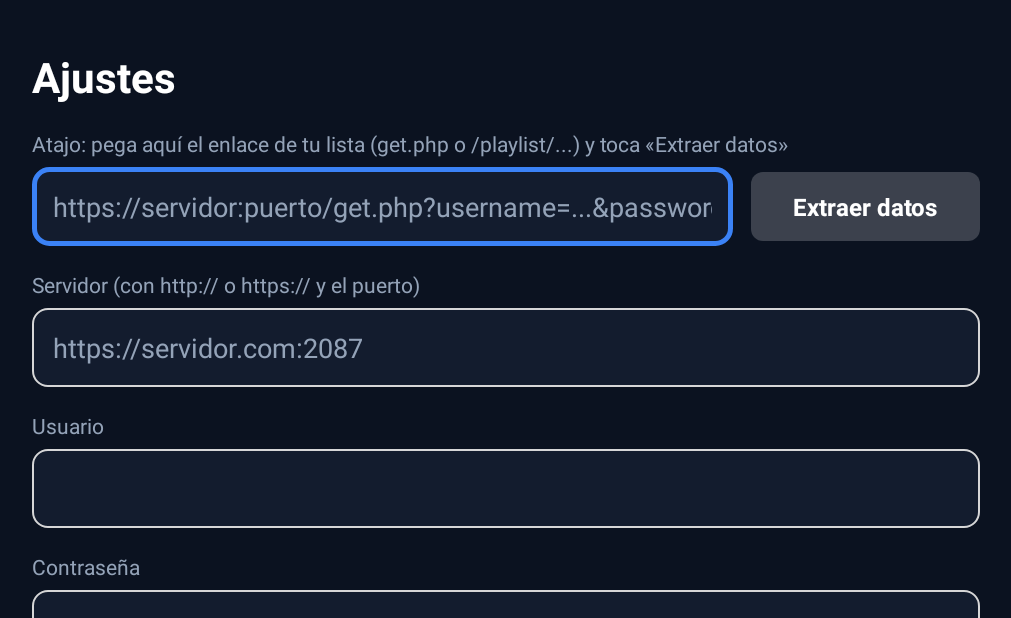
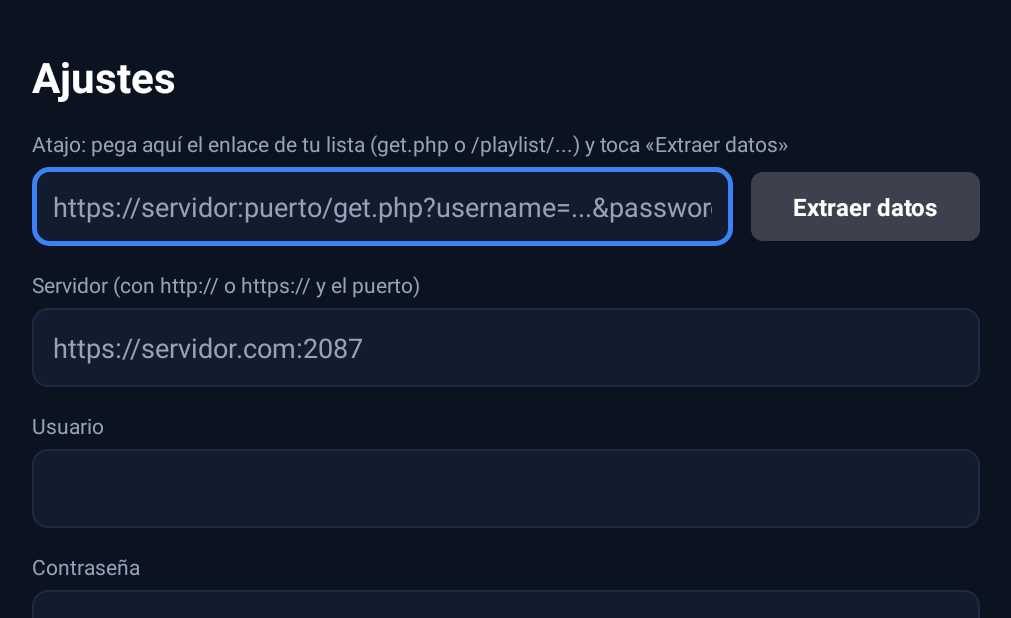
Before and after one commit to juliomunozmartinez-oss/mi-tv, an Android app: the screen it shows after launch (SettingsActivity), on a phone screen of 824 x 412 dp (held sideways). Shown: the whole screen, without its empty margins (112-1123 px from the left). Run offline under Robolectric (Android 15) with nearby library versions, the phone set to English and light mode, and no system bars.

Commit message:
Agregar color faltante para los campos de texto
Co-Authored-By: Claude Opus 5.5 <noreply@anthropic.com>
Claude-Session: https://claude.ai/code/session_01Acw9fiWSS1TPcxewqYMk2j

```diff
--- a/app/src/main/res/values/colors.xml
+++ b/app/src/main/res/values/colors.xml
@@ -1,6 +1,7 @@
 <resources>
     <color name="bg">#FF0B1220</color>
     <color name="surface">#FF131C2E</color>
+    <color name="selected">#FF1E2A42</color>
     <color name="surface_hi">#FF1E2A42</color>
     <color name="accent">#FF3B82F6</color>
     <color name="accent_soft">#FF60A5FA</color>
```
